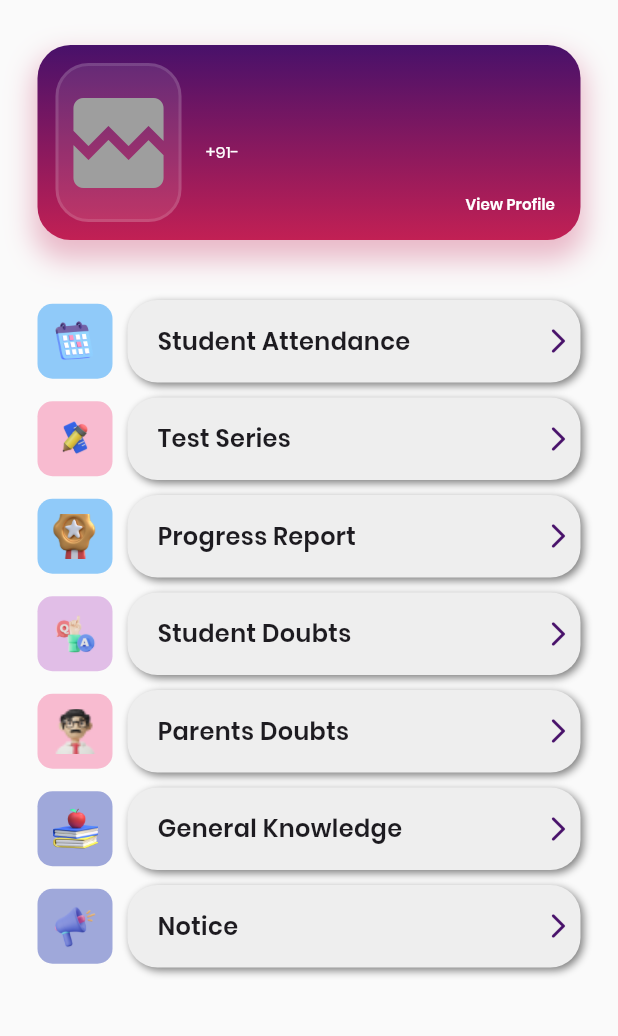
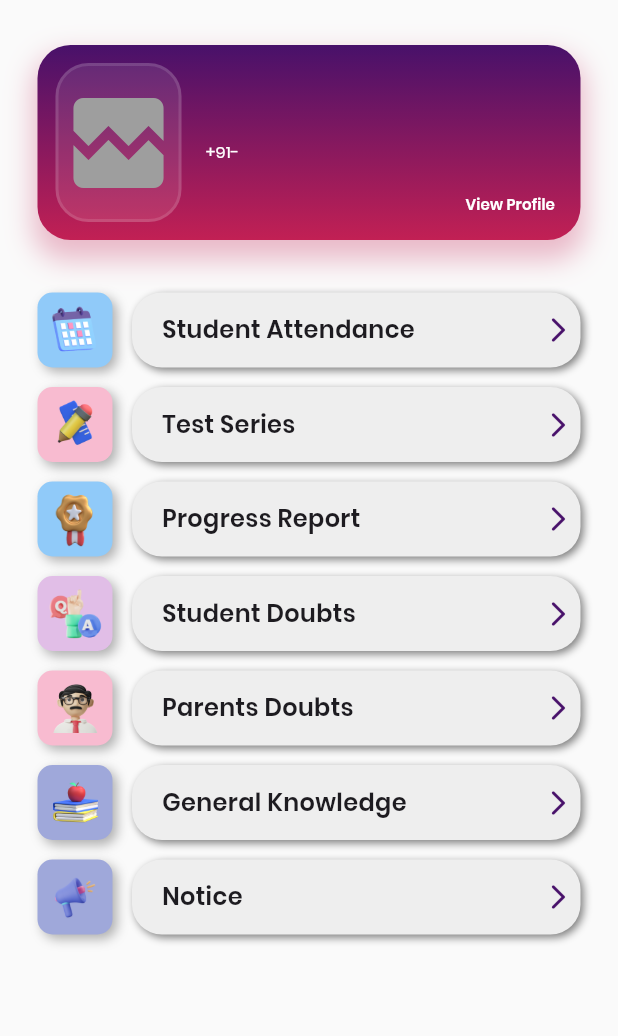
Before and after one commit to AnshGit-hash/Trusir, a Flutter app: the StudentProfileScreen screen opened directly with empty values, on a phone screen of 412 x 824 dp, the part 90-1126 px from its top. Run offline on Flutter 3.47's test engine with Material 3 defaults, Android fonts, the phone set to English and light mode, and no system bars; our stand-ins replace device_info_plus, dio, flutter_image_compress, flutter_local_notifications, fluttertoast, google_fonts and 5 more; missing offline and left inert: phonepe_payment_sdk; accounts and stored records are empty; network calls fail.

Commit message:
first commit

```diff
--- a/lib/teacher/student_profile.dart
+++ b/lib/teacher/student_profile.dart
@@ -220,7 +220,7 @@
               ),
               Column(
                 children: [
-                  const SizedBox(height: 30),
+                  const SizedBox(height: 25),
                   Padding(
                     padding: const EdgeInsets.only(left: 10.0, right: 10),
                     child: Row(
@@ -232,11 +232,18 @@
                           decoration: BoxDecoration(
                             color: Colors.blue.shade200,
                             borderRadius: BorderRadius.circular(10),
+                            boxShadow: [
+                              BoxShadow(
+                                color: Colors.black.withOpacity(0.3),
+                                offset: const Offset(3, 3),
+                                blurRadius: 6,
+                              ),
+                            ],
                           ),
                           child: Center(
                             child: SizedBox(
-                              width: 30,
-                              height: 30,
+                              width: 35,
+                              height: 35,
                               child: Image.asset(
                                 'assets/calendarsp@3x.png',
                                 fit: BoxFit.cover,
@@ -244,7 +251,7 @@
                             ),
                           ),
                         ),
-                        const SizedBox(width: 10),
+                        const SizedBox(width: 13),
                         Flexible(
                           child: GestureDetector(
                             onTap: () {
@@ -258,7 +265,7 @@
                               );
                             },
                             child: Container(
-                              height: 55,
+                              height: 50,
                               width: 306,
                               decoration: BoxDecoration(
                                 color: Colors.grey.shade200,
@@ -303,7 +310,7 @@
                       ],
                     ),
                   ),
-                  const SizedBox(height: 10),
+                  const SizedBox(height: 13),
                   Padding(
                     padding: const EdgeInsets.only(left: 10.0, right: 10),
                     child: Row(
@@ -315,11 +322,18 @@
                           decoration: BoxDecoration(
                             color: Colors.pink.shade100,
                             borderRadius: BorderRadius.circular(10),
+                            boxShadow: [
+                              BoxShadow(
+                                color: Colors.black.withOpacity(0.3),
+                                offset: const Offset(3, 3),
+                                blurRadius: 6,
+                              ),
+                            ],
                           ),
                           child: Center(
                             child: SizedBox(
-                              width: 30,
-                              height: 30,
+                              width: 42,
+                              height: 42,
                               child: Image.asset(
                                 'assets/pensp@3x.png',
                                 fit: BoxFit.cover,
@@ -327,7 +341,7 @@
                             ),
                           ),
                         ),
-                        const SizedBox(width: 10),
+                        const SizedBox(width: 13),
                         Flexible(
                           child: GestureDetector(
                             onTap: () {
@@ -340,7 +354,7 @@
                               );
                             },
                             child: Container(
-                              height: 55,
+                              height: 50,
                               width: 306,
                               decoration: BoxDecoration(
                                 color: Colors.grey.shade200,
@@ -385,7 +399,7 @@
                       ],
                     ),
                   ),
-                  const SizedBox(height: 10),
+                  const SizedBox(height: 13),
                   Padding(
                     padding: const EdgeInsets.only(left: 10.0, right: 10),
                     child: Row(
@@ -397,19 +411,26 @@
                           decoration: BoxDecoration(
                             color: Colors.blue.shade200,
                             borderRadius: BorderRadius.circular(10),
+                            boxShadow: [
+                              BoxShadow(
+                                color: Colors.black.withOpacity(0.3),
+                                offset: const Offset(3, 3),
+                                blurRadius: 6,
+                              ),
+                            ],
                           ),
                           child: Center(
                             child: SizedBox(
-                              width: 30,
-                              height: 30,
+                              width: 42,
+                              height: 42,
                               child: Image.asset(
                                 'assets/medalsp@3x.png',
-                                fit: BoxFit.cover,
+                                fit: BoxFit.contain,
                               ),
                             ),
                           ),
                         ),
-                        const SizedBox(width: 10),
+                        const SizedBox(width: 13),
                         Flexible(
                           child: GestureDetector(
                             onTap: () {
@@ -422,7 +443,7 @@
                               );
                             },
                             child: Container(
-                              height: 55,
+                              height: 50,
                               width: 306,
                               decoration: BoxDecoration(
                                 color: Colors.grey.shade200,
@@ -467,7 +488,7 @@
                       ],
                     ),
                   ),
-                  const SizedBox(height: 10),
+                  const SizedBox(height: 13),
                   Padding(
                     padding: const EdgeInsets.only(left: 10.0, right: 10),
                     child: Row(
@@ -479,11 +500,18 @@
                           decoration: BoxDecoration(
                             color: Colors.purple.shade100,
                             borderRadius: BorderRadius.circular(10),
+                            boxShadow: [
+                              BoxShadow(
+                                color: Colors.black.withOpacity(0.3),
+                                offset: const Offset(3, 3),
+                                blurRadius: 6,
+                              ),
+                            ],
                           ),
                           child: Center(
                             child: SizedBox(
-                              width: 30,
-                              height: 30,
+                              width: 40,
+                              height: 40,
                               child: Image.asset(
                                 'assets/qnasp@3x.png',
                                 fit: BoxFit.cover,
@@ -491,7 +519,7 @@
                             ),
                           ),
                         ),
-                        const SizedBox(width: 10),
+                        const SizedBox(width: 13),
                         Flexible(
                           child: GestureDetector(
                             onTap: () {
@@ -505,7 +533,7 @@
                               );
                             },
                             child: Container(
-                              height: 55,
+                              height: 50,
                               width: 306,
                               decoration: BoxDecoration(
                                 color: Colors.grey.shade200,
@@ -550,7 +578,7 @@
                       ],
                     ),
                   ),
-                  const SizedBox(height: 10),
+                  const SizedBox(height: 13),
                   Padding(
                     padding: const EdgeInsets.only(left: 10.0, right: 10),
                     child: Row(
@@ -562,19 +590,26 @@
                           decoration: BoxDecoration(
                             color: Colors.pink.shade100,
                             borderRadius: BorderRadius.circular(10),
+                            boxShadow: [
+                              BoxShadow(
+                                color: Colors.black.withOpacity(0.3),
+                                offset: const Offset(3, 3),
+                                blurRadius: 6,
+                              ),
+                            ],
                           ),
                           child: Center(
                             child: SizedBox(
-                              width: 30,
-                              height: 30,
+                              width: 33,
+                              height: 33,
                               child: Image.asset(
-                                'assets/men.png',
+                                'assets/men@4x.png',
                                 fit: BoxFit.cover,
                               ),
                             ),
                           ),
                         ),
-                        const SizedBox(width: 10),
+                        const SizedBox(width: 13),
                         Flexible(
                           child: GestureDetector(
                             onTap: () {
@@ -588,7 +623,7 @@
                               );
                             },
                             child: Container(
-                              height: 55,
+                              height: 50,
                               width: 306,
                               decoration: BoxDecoration(
                                 color: Colors.grey.shade200,
@@ -633,7 +668,7 @@
                       ],
                     ),
                   ),
-                  const SizedBox(height: 10),
+                  const SizedBox(height: 13),
                   Padding(
                     padding: const EdgeInsets.only(left: 10.0, right: 10),
                     child: Row(
@@ -645,6 +680,13 @@
                           decoration: BoxDecoration(
                             color: Colors.indigo.shade200,
                             borderRadius: BorderRadius.circular(10),
+                            boxShadow: [
+                              BoxShadow(
+                                color: Colors.black.withOpacity(0.3),
+                                offset: const Offset(3, 3),
+                                blurRadius: 6,
+                              ),
+                            ],
                           ),
                           child: Center(
                             child: SizedBox(
@@ -657,7 +699,7 @@
                             ),
                           ),
                         ),
-                        const SizedBox(width: 10),
+                        const SizedBox(width: 13),
                         Flexible(
                           child: GestureDetector(
                             onTap: () {
@@ -670,7 +712,7 @@
                               );
                             },
                             child: Container(
-                              height: 55,
+                              height: 50,
                               width: 306,
                               decoration: BoxDecoration(
                                 color: Colors.grey.shade200,
@@ -715,7 +757,7 @@
                       ],
                     ),
                   ),
-                  const SizedBox(height: 10),
+                  const SizedBox(height: 13),
                   Padding(
                     padding: const EdgeInsets.only(left: 10.0, right: 10),
                     child: Row(
@@ -727,6 +769,13 @@
                           decoration: BoxDecoration(
                             color: Colors.indigo.shade200,
                             borderRadius: BorderRadius.circular(10),
+                            boxShadow: [
+                              BoxShadow(
+                                color: Colors.black.withOpacity(0.3),
+                                offset: const Offset(3, 3),
+                                blurRadius: 6,
+                              ),
+                            ],
                           ),
                           child: Center(
                             child: SizedBox(
@@ -739,7 +788,7 @@
                             ),
                           ),
                         ),
-                        const SizedBox(width: 10),
+                        const SizedBox(width: 13),
                         Flexible(
                           child: GestureDetector(
                             onTap: () {
@@ -752,7 +801,7 @@
                               );
                             },
                             child: Container(
-                              height: 55,
+                              height: 50,
                               width: 306,
                               decoration: BoxDecoration(
                                 color: Colors.grey.shade200,
--- a/lib/teacher/teacher_pf_page.dart
+++ b/lib/teacher/teacher_pf_page.dart
@@ -283,7 +283,7 @@
                   ),
                   buildInfoRow(
                     isWeb,
-                    'assets/men.png',
+                    'assets/men@4x.png',
                     'Father Name',
                     fatherName,
                     imageBackgroundColor: Colors.orange.shade100,
@@ -349,7 +349,7 @@
           // Icon Container
           Container(
             width: isWeb ? 80 : 55,
-            height: isWeb ? 80 : 63,
+            height: isWeb ? 80 : 60,
             decoration: BoxDecoration(
               color: imageBackgroundColor,
               borderRadius: BorderRadius.circular(10),
@@ -373,7 +373,7 @@
           // Text Container
           Flexible(
             child: Container(
-              height: isWeb ? 80 : 63,
+              height: isWeb ? 80 : 60,
               width: isWeb ? 400 : 306,
               decoration: BoxDecoration(
                 color: textBackgroundColor,
```
Also changed, not shown: lib/student/my_profile.dart (+14 -13 lines), lib/student/setting.dart (+14 -10 lines), lib/teacher/gk_page.dart (+168 -251 lines), lib/teacher/student_profile_page.dart (+22 -8 lines), lib/teacher/teacherssettings.dart (+22 -14 lines).
